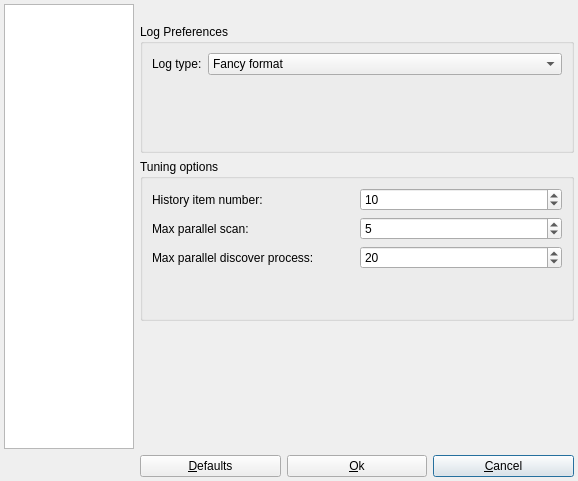
This is src/app/ui/preferencesdialog.ui in nmapsi4/nmapsi4 as Qt 5 draws it before an edit. The edited form follows.
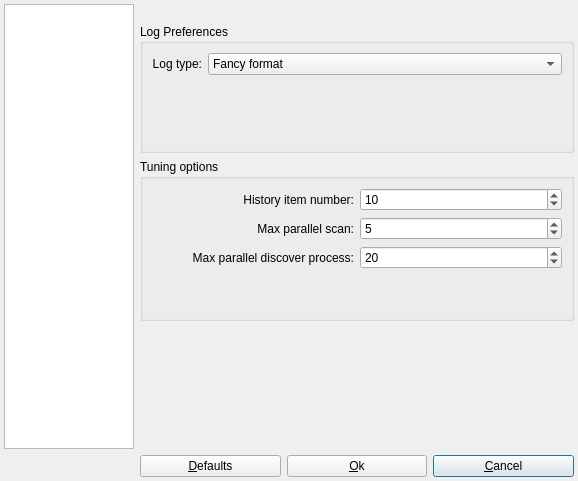
This is the edited form. Icons and pictures are not drawn.

Commit message: update QLabel align

Diff of the .ui file:
```diff
--- a/src/app/ui/preferencesdialog.ui
+++ b/src/app/ui/preferencesdialog.ui
@@ -187,6 +187,9 @@
               <property name="text">
                <string>Log type:</string>
               </property>
+              <property name="alignment">
+               <set>Qt::AlignRight|Qt::AlignTrailing|Qt::AlignVCenter</set>
+              </property>
               <property name="buddy">
                <cstring>comboLogType</cstring>
               </property>
@@ -258,6 +261,9 @@
               <property name="text">
                <string>Max parallel scan:</string>
               </property>
+              <property name="alignment">
+               <set>Qt::AlignRight|Qt::AlignTrailing|Qt::AlignVCenter</set>
+              </property>
               <property name="buddy">
                <cstring>spinMaxParallelScan</cstring>
               </property>
@@ -281,6 +287,9 @@
               <property name="text">
                <string>Max parallel discover process:</string>
               </property>
+              <property name="alignment">
+               <set>Qt::AlignRight|Qt::AlignTrailing|Qt::AlignVCenter</set>
+              </property>
               <property name="buddy">
                <cstring>spinMaxDiscoverProcess</cstring>
               </property>
@@ -304,6 +313,9 @@
               <property name="text">
                <string>History item number:</string>
               </property>
+              <property name="alignment">
+               <set>Qt::AlignRight|Qt::AlignTrailing|Qt::AlignVCenter</set>
+              </property>
               <property name="buddy">
                <cstring>spinBoxCache</cstring>
               </property>
```
The commit also changes 4 other files.
